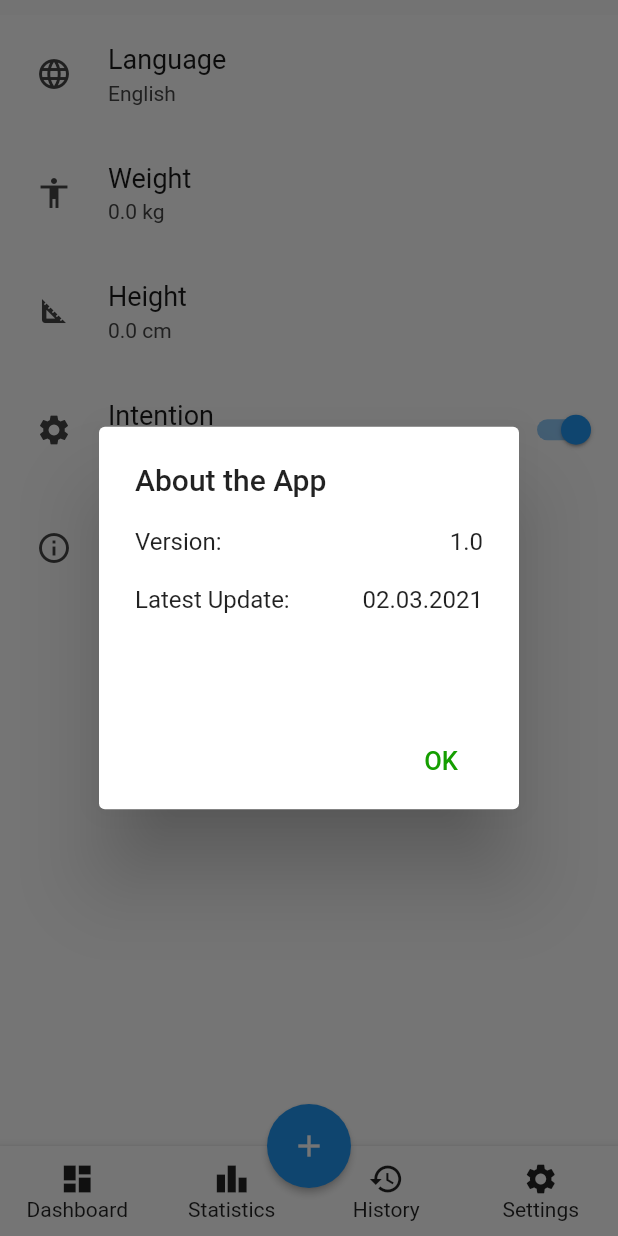
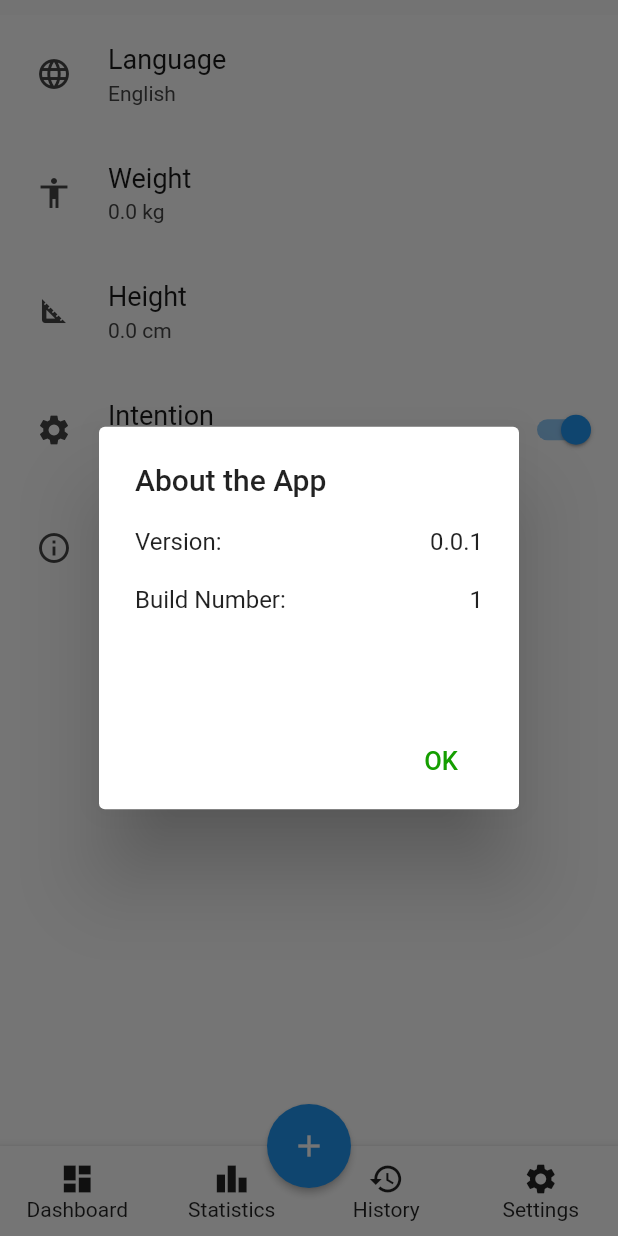
Before and after one commit to mauexe/fataway, a Flutter app: the screen it shows after launch, item 4 of the bottom bar chosen, after a tap on "App-Info", on a phone screen of 412 x 824 dp. Run offline on Flutter 3.47's test engine with Material 2 defaults, Android fonts, the phone set to English and light mode, and no system bars; drawn by our look-alikes of settings_ui; our stand-ins replace flutter_slidable, material_floating_search_bar, package_info, percent_indicator, shared_preferences.

Commit message:
added dynamic version number in settings

```diff
--- a/fataway/lib/settings.dart
+++ b/fataway/lib/settings.dart
@@ -1,6 +1,7 @@
 import 'package:flutter/cupertino.dart';
 import 'package:flutter/material.dart';
 import 'package:flutter/services.dart';
+import 'package:package_info/package_info.dart';
 import 'package:settings_ui/settings_ui.dart';
 import 'package:flutter/painting.dart';
 import 'dashboard.dart';
@@ -23,6 +24,7 @@ class _SettingsState extends State<Settings> {
   double weight = prefs.getDouble('weight') ?? 0.0;
   double height = prefs.getDouble('height') ?? 0.0;
   bool losingWeight = prefs.getBool('losingWeight') ?? true;
+
 
   final _amountValidator = RegExInputFormatter.withRegex(
       '^\$|^(0|([1-9][0-9]{0,}))(\\.[0-9]{0,})?\$');
@@ -181,7 +183,10 @@ class _SettingsState extends State<Settings> {
         });
   }
 
-  OpenInfo(BuildContext context) {
+  OpenInfo(BuildContext context) async {
+
+    PackageInfo packageInfo = await PackageInfo.fromPlatform();
+
     return showDialog(
         context: context,
         builder: (context) {
@@ -193,7 +198,7 @@ class _SettingsState extends State<Settings> {
                   children: [
                     Row(
                       mainAxisAlignment: MainAxisAlignment.spaceBetween,
-                      children: [Text("Version:"), Text("1.0")],
+                      children: [Text("Version:"), Text(packageInfo.version)],
                     ),
                     SizedBox(
                       width: 20,
@@ -201,7 +206,7 @@ class _SettingsState extends State<Settings> {
                     ),
                     Row(
                       mainAxisAlignment: MainAxisAlignment.spaceBetween,
-                      children: [Text("Latest Update:"), Text("02.03.2021")],
+                      children: [Text("Build Number:"), Text(packageInfo.buildNumber)],
                     )
                   ],
                 ),
--- a/fataway/pubspec.yaml
+++ b/fataway/pubspec.yaml
@@ -15,7 +15,7 @@ publish_to: 'none' # Remove this line if you wish to publish to pub.dev
 # In iOS, build-name is used as CFBundleShortVersionString while build-number used as CFBundleVersion.
 # Read more about iOS versioning at
 # https://developer.apple.com/library/archive/documentation/General/Reference/InfoPlistKeyReference/Articles/CoreFoundationKeys.html
-version: 1.0.0+1
+version: 0.0.1+1
 
 environment:
   sdk: ">=2.7.0 <3.0.0"
@@ -33,6 +33,7 @@ dependencies:
   flutter_launcher_icons: ^0.9.0
   shared_preferences: ^2.0.3
   material_floating_search_bar: ^0.2.6
+  package_info: ^2.0.0
 
 
   # The following adds the Cupertino Icons font to your application.
```
